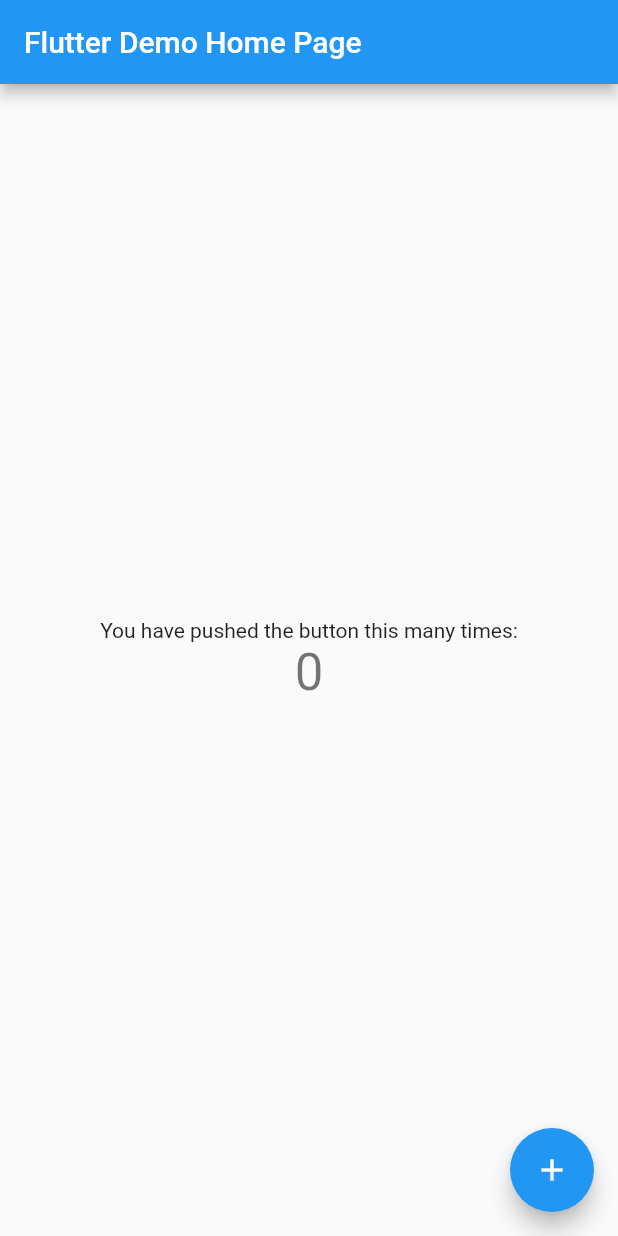
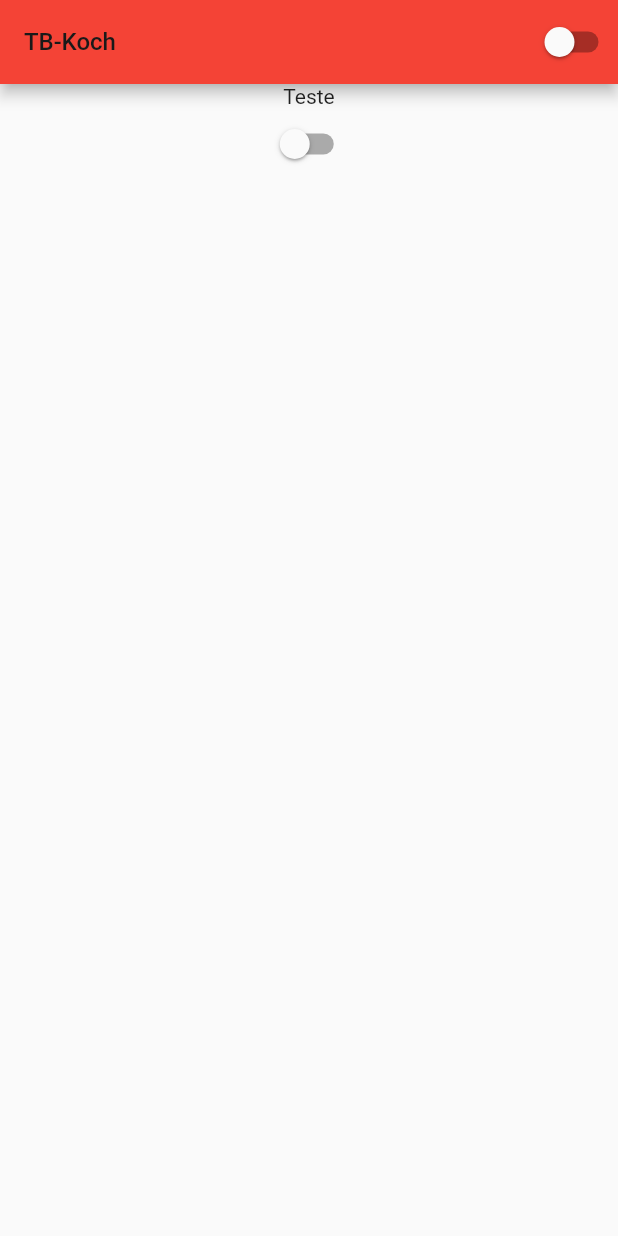
Before and after one commit to PauloHenrique-UFPI/TB_Koch, a Flutter app: the screen it shows after launch, on a phone screen of 412 x 824 dp. Run offline on Flutter 3.47's test engine with Material 2 defaults, Android fonts, the phone set to English and light mode, and no system bars.

Commit message:
paulo 24/10/2022 - ultimo commit do domingo

```diff
--- /dev/null
+++ b/tb_koch/lib/app_controler.dart
@@ -0,0 +1,14 @@
+import 'package:flutter/cupertino.dart';
+
+class AppController extends ChangeNotifier {
+
+  static AppController instance = AppController();//define a classe estatica dela mesma
+  //aqui vamos fazer a funcionalidade de troca de tema de tema norturno para diurno e virce e versa
+  bool temaDaAplicacao = false;//variavel que guarda o valor atual do tema.
+
+  changeThema(){//metodo para modificar o tema
+    temaDaAplicacao = !temaDaAplicacao;//recebe o contrario se for true vai para false e virce e versa
+    notifyListeners();//notifica quem esta escutando (quem vai fazer uso da variavel)
+  }
+
+}
--- /dev/null
+++ b/tb_koch/lib/app_widget.dart
@@ -0,0 +1,25 @@
+import 'package:flutter/material.dart';
+import 'package:koch_app/app_controler.dart';
+
+import 'home_page.dart';
+
+class AppWidget extends StatelessWidget {
+
+  @override
+  Widget build(BuildContext context) {
+
+    return AnimatedBuilder(
+      animation: AppController.instance,
+      builder: (BuildContext context, Widget? child) {
+        return MaterialApp(
+        theme: ThemeData(
+          primarySwatch: Colors.red,
+          brightness: AppController.instance.temaDaAplicacao
+            ? Brightness.dark
+            : Brightness.light,
+          ),
+        home: HomePage(),
+      );
+     },);
+  }
+}
--- /dev/null
+++ b/tb_koch/lib/home_page.dart
@@ -0,0 +1,76 @@
+import 'package:flutter/material.dart';
+import 'package:koch_app/app_controler.dart';
+
+class HomePage extends StatefulWidget {
+  @override
+  State<StatefulWidget> createState() {
+    return HomePageState();
+  }
+
+}
+
+class HomePageState extends State<HomePage> {
+
+  @override
+  Widget build(BuildContext context) {
+   return Scaffold(
+    //Aqui e a HOME-BAR
+    appBar: AppBar(
+      title: Text(
+        'TB-Koch',
+        style: TextStyle(fontSize: 16.0, color: Color.fromARGB(255, 26, 25, 25)),),
+
+      actions: [
+        Customizavel(),
+      ],
+
+    ),
+
+    //AQUI E O BODY DA APLICAÇÂO
+    body: Container(
+      width: double.infinity,
+      height: double.infinity,
+
+      child:  Column(
+        children: [
+          Text('Teste'),
+          Customizavel(),
+
+        ],
+
+      ),
+      ),
+
+
+  );
+  }
+
+}
+
+class Customizavel extends StatelessWidget {
+  @override
+  Widget build(BuildContext context) {
+    return Switch(
+        value: AppController.instance.temaDaAplicacao,
+        onChanged: (value){
+          animation: AppController.instance.changeThema();
+        },);
+  }
+}
+
+/* codigos que talvez eu reaproveite:
+
+    //AQUI E O BODY DA APLICAÇÂO
+    body: Align(
+      alignment: Alignment.topCenter,//comando para definir que tudo que esta no body vai ser alinhado no top
+
+      child: GestureDetector(
+        child: Text(
+          'Mural de Eventos',
+          style: TextStyle(fontSize: 20.0),
+          ),
+      ),
+   )
+
+
+*/
--- a/tb_koch/lib/main.dart
+++ b/tb_koch/lib/main.dart
@@ -1,115 +1,7 @@
 import 'package:flutter/material.dart';
 
+import 'app_widget.dart';
+
 void main() {
-  runApp(const MyApp());
+  runApp(AppWidget());
 }
-
-class MyApp extends StatelessWidget {
-  const MyApp({super.key});
-
-  // This widget is the root of your application.
-  @override
-  Widget build(BuildContext context) {
-    return MaterialApp(
-      title: 'Flutter Demo',
-      theme: ThemeData(
-        // This is the theme of your application.
-        //
-        // Try running your application with "flutter run". You'll see the
-        // application has a blue toolbar. Then, without quitting the app, try
-        // changing the primarySwatch below to Colors.green and then invoke
-        // "hot reload" (press "r" in the console where you ran "flutter run",
-        // or simply save your changes to "hot reload" in a Flutter IDE).
-        // Notice that the counter didn't reset back to zero; the application
-        // is not restarted.
-        primarySwatch: Colors.blue,
-      ),
-      home: const MyHomePage(title: 'Flutter Demo Home Page'),
-    );
-  }
-}
-
-class MyHomePage extends StatefulWidget {
-  const MyHomePage({super.key, required this.title});
-
-  // This widget is the home page of your application. It is stateful, meaning
-  // that it has a State object (defined below) that contains fields that affect
-  // how it looks.
-
-  // This class is the configuration for the state. It holds the values (in this
-  // case the title) provided by the parent (in this case the App widget) and
-  // used by the build method of the State. Fields in a Widget subclass are
-  // always marked "final".
-
-  final String title;
-
-  @override
-  State<MyHomePage> createState() => _MyHomePageState();
-}
-
-class _MyHomePageState extends State<MyHomePage> {
-  int _counter = 0;
-
-  void _incrementCounter() {
-    setState(() {
-      // This call to setState tells the Flutter framework that something has
-      // changed in this State, which causes it to rerun the build method below
-      // so that the display can reflect the updated values. If we changed
-      // _counter without calling setState(), then the build method would not be
-      // called again, and so nothing would appear to happen.
-      _counter++;
-    });
-  }
-
-  @override
-  Widget build(BuildContext context) {
-    // This method is rerun every time setState is called, for instance as done
-    // by the _incrementCounter method above.
-    //
-    // The Flutter framework has been optimized to make rerunning build methods
-    // fast, so that you can just rebuild anything that needs updating rather
-    // than having to individually change instances of widgets.
-    return Scaffold(
-      appBar: AppBar(
-        // Here we take the value from the MyHomePage object that was created by
-        // the App.build method, and use it to set our appbar title.
-        title: Text(widget.title),
-      ),
-      body: Center(
-        // Center is a layout widget. It takes a single child and positions it
-        // in the middle of the parent.
-        child: Column(
-          // Column is also a layout widget. It takes a list of children and
-          // arranges them vertically. By default, it sizes itself to fit its
-          // children horizontally, and tries to be as tall as its parent.
-          //
-          // Invoke "debug painting" (press "p" in the console, choose the
-          // "Toggle Debug Paint" action from the Flutter Inspector in Android
-          // Studio, or the "Toggle Debug Paint" command in Visual Studio Code)
-          // to see the wireframe for each widget.
-          //
-          // Column has various properties to control how it sizes itself and
-          // how it positions its children. Here we use mainAxisAlignment to
-          // center the children vertically; the main axis here is the vertical
-          // axis because Columns are vertical (the cross axis would be
-          // horizontal).
-          mainAxisAlignment: MainAxisAlignment.center,
-          children: <Widget>[
-            const Text(
-              'You have pushed the button this many times:',
-            ),
-            Text(
-              '$_counter',
-              style: Theme.of(context).textTheme.headline4,
-            ),
-          ],
-        ),
-      ),
-      floatingActionButton: FloatingActionButton(
-        onPressed: _incrementCounter,
-        tooltip: 'Increment',
-        child: const Icon(Icons.add),
-      ), // This trailing comma makes auto-formatting nicer for build methods.
-    );
-  }
-}
```
Also changed, not shown: 1 other file.
